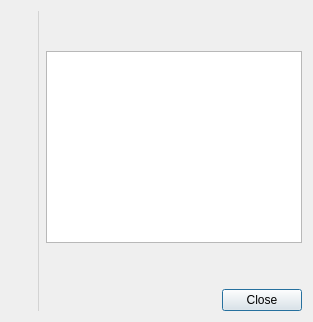
Above: src/dialogs/about.ui from strawberrymusicplayer/strawberry before the change. Below: the same form after it.
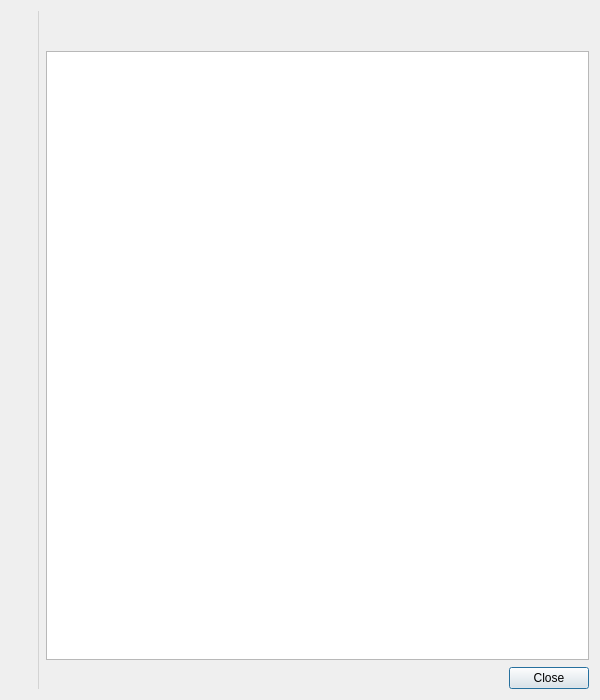
That is the form after the change. Icons and pictures are not drawn.

Commit message: Adjust about dialog and make text selectable

```diff
--- a/src/dialogs/about.ui
+++ b/src/dialogs/about.ui
@@ -2,6 +2,14 @@
 <ui version="4.0">
  <class>About</class>
  <widget class="QDialog" name="About">
+  <property name="geometry">
+   <rect>
+    <x>0</x>
+    <y>0</y>
+    <width>600</width>
+    <height>700</height>
+   </rect>
+  </property>
   <property name="maximumSize">
    <size>
     <width>600</width>
@@ -109,6 +117,12 @@
        </item>
        <item>
         <widget class="QTextBrowser" name="text_constributors">
+         <property name="sizePolicy">
+          <sizepolicy hsizetype="MinimumExpanding" vsizetype="MinimumExpanding">
+           <horstretch>0</horstretch>
+           <verstretch>0</verstretch>
+          </sizepolicy>
+         </property>
          <property name="openExternalLinks">
           <bool>true</bool>
          </property>
@@ -119,11 +133,8 @@
          <property name="orientation">
           <enum>Qt::Vertical</enum>
          </property>
-         <property name="sizeHint" stdset="0">
-          <size>
-           <width>20</width>
-           <height>40</height>
-          </size>
+         <property name="sizeType">
+          <enum>QSizePolicy::Minimum</enum>
          </property>
         </spacer>
        </item>
```
Left out of the diff: 3 changed lines with no effect on the pictures. The commit also changes 1 other file.
